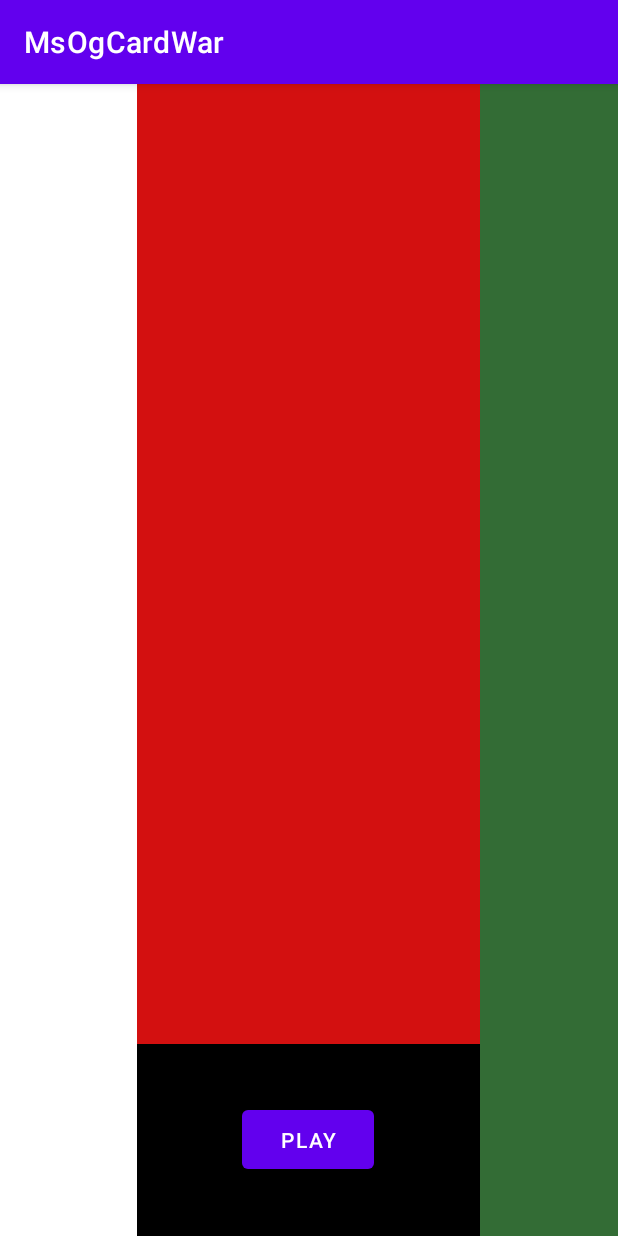
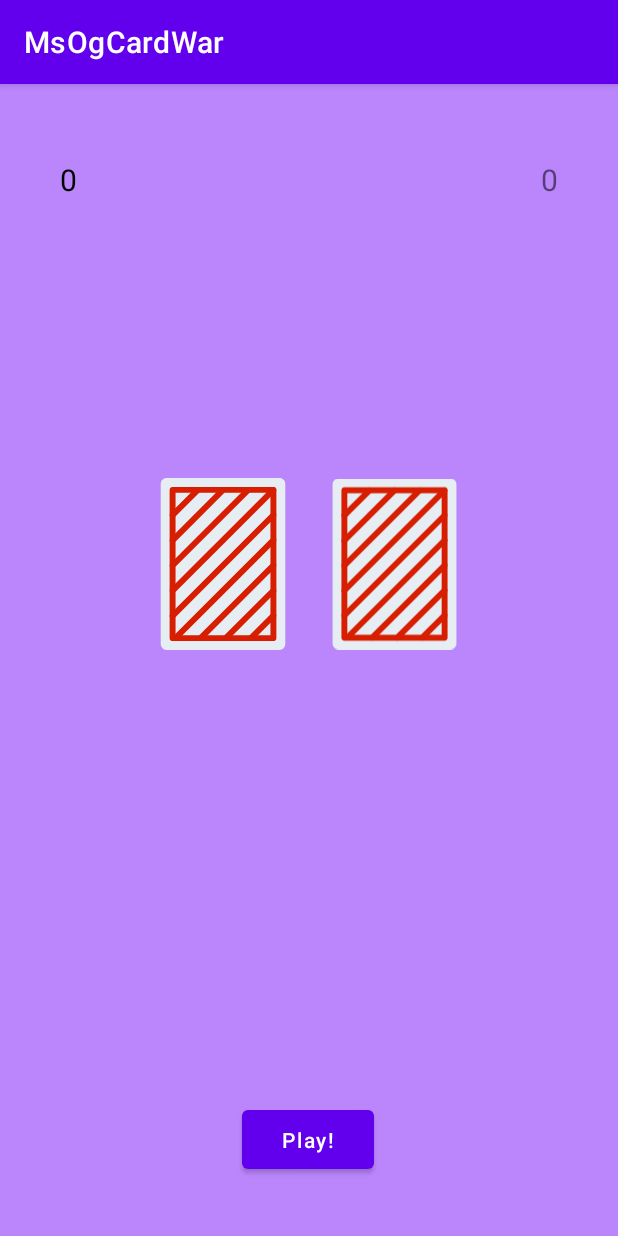
Before and after one commit to OmriGilhar/AndroidCardWar, an Android app: the screen it shows after launch (Game_Activity), after a tap on "START GAME", on a phone screen of 412 x 824 dp. Run offline under Robolectric (Android 15) with nearby library versions, the phone set to English and light mode, and no system bars.

Commit message:
Added Game UI, players card stack, card logic
	* Every player have a stack with an entries of <String, Int>
		* String is the name of the card in the resource folder
		* Int is the value of the card
	* Cange MenuActivity name to match the convention
	* Add a play string for menu

```diff
--- a/app/src/main/AndroidManifest.xml
+++ b/app/src/main/AndroidManifest.xml
@@ -10,7 +10,7 @@
         android:supportsRtl="true"
         android:theme="@style/Theme.MsOgCardWar">
         <activity android:name=".Game_Activity"></activity>
-        <activity android:name=".MenuActivity">
+        <activity android:name=".Menu_Activity">
             <intent-filter>
                 <action android:name="android.intent.action.MAIN" />
 
--- /dev/null
+++ b/app/src/main/java/com/example/msogcardwar/CardEntry.java
@@ -0,0 +1,29 @@
+package com.example.msogcardwar;
+import java.util.HashMap;
+
+public class CardEntry<String, integer> implements HashMap.Entry<String, integer> {
+    private final String key;
+    private integer value;
+
+    public CardEntry(String key, integer value) {
+        this.key = key;
+        this.value = value;
+    }
+
+    @Override
+    public String getKey() {
+        return key;
+    }
+
+    @Override
+    public integer getValue() {
+        return value;
+    }
+
+    @Override
+    public integer setValue(integer value) {
+        integer old = this.value;
+        this.value = value;
+        return old;
+    }
+}
--- /dev/null
+++ b/app/src/main/java/com/example/msogcardwar/CardShapesEnum.java
@@ -0,0 +1,30 @@
+package com.example.msogcardwar;
+
+import java.util.HashMap;
+import java.util.Map;
+
+public enum CardShapesEnum {
+    HEART(1),
+    SPADE(2),
+    DIAMOND(3),
+    CLUB(4);
+
+
+    private final int cardShapesEnum;
+
+    private static final Map<Integer, CardShapesEnum> map = new HashMap<Integer, CardShapesEnum>();
+
+    static {
+        for (CardShapesEnum legEnum : CardShapesEnum.values()) {
+            map.put(legEnum.cardShapesEnum, legEnum);
+        }
+    }
+
+    private CardShapesEnum(final int leg) {
+        cardShapesEnum = leg;
+    }
+
+    public static CardShapesEnum valueOf(int legNo) {
+        return map.get(legNo);
+    }
+}
--- a/app/src/main/java/com/example/msogcardwar/Game_Activity.java
+++ b/app/src/main/java/com/example/msogcardwar/Game_Activity.java
@@ -3,12 +3,106 @@ package com.example.msogcardwar;
 import androidx.appcompat.app.AppCompatActivity;
 
 import android.os.Bundle;
+import android.util.Log;
+import android.view.View;
+import android.widget.Button;
+import android.widget.ImageView;
+import android.widget.TextView;
+
+import java.util.Stack;
+import java.util.Random;
 
 public class Game_Activity extends AppCompatActivity {
+    private TextView game_lbl_scorePlayer1;
+    private ImageView game_img_card_player1;
+    private TextView game_lbl_scorePlayer2;
+    private ImageView game_img_card_player2;
+    private Button game_btn_play;
+    private Stack<CardEntry<String, Integer>> all_card_stack = new Stack<CardEntry<String, Integer>>();
+    private Stack<CardEntry<String, Integer>> player1_stack = new Stack<CardEntry<String, Integer>>();
+    private Stack<CardEntry<String, Integer>> player2_stack = new Stack<CardEntry<String, Integer>>();
+
 
     @Override
     protected void onCreate(Bundle savedInstanceState) {
         super.onCreate(savedInstanceState);
         setContentView(R.layout.game_activity);
+
+        findViews();
+        initViews();
+    }
+
+    private void findViews() {
+        game_lbl_scorePlayer1 = findViewById(R.id.game_LBL_scorePlayer1);
+        game_img_card_player1 = findViewById(R.id.game_IMG_card_player1);
+        game_lbl_scorePlayer2 = findViewById(R.id.game_LBL_scorePlayer2);
+        game_img_card_player2 = findViewById(R.id.game_IMG_card_player2);
+        game_btn_play = findViewById(R.id.game_BTN_play);
+    }
+
+    private void initViews() {
+        int START_SCORE = 0;
+        game_lbl_scorePlayer1.setText(String.valueOf(START_SCORE));
+        game_img_card_player1.setImageResource(R.drawable.card_back);
+
+        game_lbl_scorePlayer2.setText(String.valueOf(START_SCORE));
+        game_img_card_player2.setImageResource(R.drawable.card_back);
+
+        createGameStacks();
+
+        game_btn_play.setOnClickListener(new View.OnClickListener() {
+            @Override
+            public void onClick(View v) {
+                nextRound();
+            }
+        });
+    }
+
+    private void nextRound() {
+
+    }
+
+    private void createGameStacks() {
+        int cardSize = 52;
+        int card_value;
+        int card_shape;
+        boolean player_card_flag = true;
+        Random random = new Random();
+
+        /*
+        Fill overall stack with all the possible cards.
+         */
+        while(cardSize != 0){
+            card_shape = random.nextInt(4 - 1) + 1;
+            card_value = random.nextInt(14 - 2) + 2;
+
+            String card_key = "poker_card_" + CardShapesEnum.valueOf(card_shape).toString().toLowerCase() + "_" + card_value;
+            CardEntry<String, Integer> card_entry = new CardEntry<String, Integer>(card_key, card_value);
+            if (all_card_stack.search(card_entry) == -1){
+                all_card_stack.push(card_entry);
+                cardSize--;
+            }
+        }
+
+        // Divide the cards between the players.
+        while(!all_card_stack.empty()){
+            if(player_card_flag){
+                insertCardToPlayerOneStack(all_card_stack.pop());
+                player_card_flag = false;
+            }else{
+                insertCardToPlayerTwoStack(all_card_stack.pop());
+                player_card_flag = true;
+            }
+        }
+    }
+
+    private void insertCardToPlayerOneStack(CardEntry<String, Integer> card_entry) {
+        Log.println(Log.DEBUG, "player_1_card_info", "" + card_entry.getKey());
+        player1_stack.push(card_entry);
+    }
+
+    private void insertCardToPlayerTwoStack(CardEntry<String, Integer> card_entry) {
+        Log.println(Log.DEBUG, "player_2_card_info", "" + card_entry.getKey());
+        player2_stack.push(card_entry);
     }
 }
--- a/app/src/main/java/com/example/msogcardwar/MenuActivity.java
+++ b/app/src/main/java/com/example/msogcardwar/Menu_Activity.java
@@ -8,7 +8,7 @@ import android.util.Log;
 import android.view.View;
 import android.widget.Button;
 
-public class MenuActivity extends AppCompatActivity {
+public class Menu_Activity extends AppCompatActivity {
 
     private Button start_game_btn;
     private Button about_btn;
@@ -49,7 +49,7 @@ public class MenuActivity extends AppCompatActivity {
 
     private void openGameView() {
         Log.println(Log.DEBUG, "menu", "Open game");
-        Intent gameIntent= new Intent(MenuActivity.this, Game_Activity.class);
-        MenuActivity.this.startActivity(gameIntent);
+        Intent gameIntent= new Intent(Menu_Activity.this, Game_Activity.class);
+        Menu_Activity.this.startActivity(gameIntent);
     }
 }
--- a/app/src/main/res/layout/game_activity.xml
+++ b/app/src/main/res/layout/game_activity.xml
@@ -2,6 +2,7 @@
 <RelativeLayout
 
     xmlns:android="http://schemas.android.com/apk/res/android"
+    xmlns:app="http://schemas.android.com/apk/res-auto"
     xmlns:tools="http://schemas.android.com/tools"
     android:layout_width="match_parent"
     android:layout_height="match_parent"
@@ -16,9 +17,29 @@
         <LinearLayout
             android:layout_width="0dp"
             android:layout_height="match_parent"
-            android:background="@color/white"
             android:layout_weight="1"
             android:orientation="vertical">
+
+            <TextView
+                android:id="@+id/game_LBL_scorePlayer1"
+                android:layout_width="match_parent"
+                android:layout_height="0dp"
+                android:layout_weight="1"
+                android:gravity="center"
+                android:textColor="@color/black"
+                android:textSize="20sp"
+                android:text="Place" />
+
+            <LinearLayout
+                android:layout_width="match_parent"
+                android:layout_height="0dp"
+                android:layout_weight="5"
+                android:layout_gravity="center">
+                <ImageView
+                    android:layout_width="match_parent"
+                    android:layout_height="wrap_content"
+                    tools:srcCompat="@tools:sample/avatars" />
+            </LinearLayout>
 
 
         </LinearLayout>
@@ -27,7 +48,6 @@
         <LinearLayout
             android:layout_width="0dp"
             android:layout_height="match_parent"
-            android:background="@color/black"
             android:layout_weight="2.5"
             android:gravity="center"
             android:orientation="vertical">
@@ -35,11 +55,25 @@
             <LinearLayout
                 android:layout_width="match_parent"
                 android:layout_height="0dp"
-                android:background="#D31010"
                 android:layout_weight="2.5"
-                android:orientation="horizontal">
+                android:orientation="horizontal"
+                android:gravity="center"
+                tools:ignore="NestedWeights">
 
 
+                <ImageView
+                    android:id="@+id/game_IMG_card_player1"
+                    android:layout_width="wrap_content"
+                    android:layout_height="wrap_content"
+                    android:layout_weight="1"
+                    app:srcCompat="@drawable/poker_card_heart_14" />
+
+                <ImageView
+                    android:id="@+id/game_IMG_card_player2"
+                    android:layout_width="wrap_content"
+                    android:layout_height="wrap_content"
+                    android:layout_weight="1"
+                    app:srcCompat="@drawable/poker_card_club_7" />
             </LinearLayout>
 
             <LinearLayout
@@ -52,7 +86,8 @@
                     android:id="@+id/game_BTN_play"
                     android:layout_width="wrap_content"
                     android:layout_height="wrap_content"
-                    android:text="Play"
+                    android:text="@string/game_btn_play"
+                    android:textAllCaps="false"
                     android:padding="10dp"/>
             </LinearLayout>
 
@@ -63,10 +98,28 @@
         <LinearLayout
             android:layout_width="0dp"
             android:layout_height="match_parent"
-            android:background="@color/menuGreen"
             android:layout_weight="1"
             android:orientation="vertical">
 
+            <TextView
+                android:id="@+id/game_LBL_scorePlayer2"
+                android:layout_width="match_parent"
+                android:layout_height="0dp"
+                android:layout_weight="1"
+                android:gravity="center"
+                android:textSize="20sp"
+                android:text="Place" />
+
+            <LinearLayout
+                android:layout_width="match_parent"
+                android:layout_height="0dp"
+                android:layout_weight="5"
+                android:layout_gravity="center">
+                <ImageView
+                    android:layout_width="match_parent"
+                    android:layout_height="wrap_content"
+                    tools:srcCompat="@tools:sample/avatars" />
+            </LinearLayout>
 
         </LinearLayout>
     </LinearLayout>
--- a/app/src/main/res/layout/menu_activity.xml
+++ b/app/src/main/res/layout/menu_activity.xml
@@ -4,7 +4,7 @@
     xmlns:tools="http://schemas.android.com/tools"
     android:layout_width="match_parent"
     android:layout_height="match_parent"
-    tools:context=".MenuActivity">
+    tools:context=".Menu_Activity">
 
     <LinearLayout
         android:layout_width="match_parent"
--- a/app/src/main/res/values/strings.xml
+++ b/app/src/main/res/values/strings.xml
@@ -5,4 +5,7 @@
     <string name="menu_start">Start Game</string>
     <string name="menu_about">About</string>
     <string name="menu_card_image">Card Image</string>
+
+
+    <string name="game_btn_play">Play!</string>
 </resources>
--- a/build.gradle
+++ b/build.gradle
@@ -5,7 +5,7 @@ buildscript {
         jcenter()
     }
     dependencies {
-        classpath "com.android.tools.build:gradle:4.1.0"
+        classpath 'com.android.tools.build:gradle:4.1.1'
 
         // NOTE: Do not place your application dependencies here; they belong
         // in the individual module build.gradle files
```
